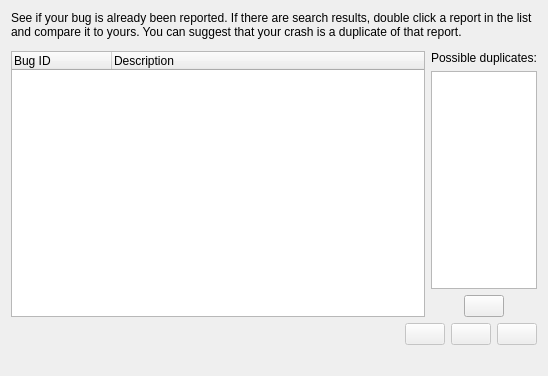
KDE/kde-runtime, file drkonqi/ui/assistantpage_bugzilla_duplicates.ui: the form before one commit.
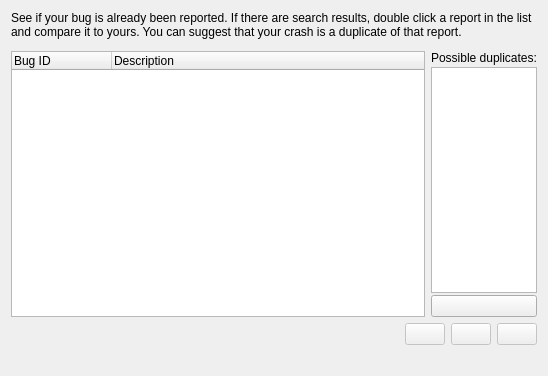
The form after the commit. Custom widgets are drawn as their Qt base class.

Commit message: - Improve the behaviour of the "Remove" button of the Pre-selected possible duplicates list

The edit to the form file:
```diff
--- a/drkonqi/ui/assistantpage_bugzilla_duplicates.ui
+++ b/drkonqi/ui/assistantpage_bugzilla_duplicates.ui
@@ -51,6 +51,9 @@
      </item>
      <item>
       <layout class="QVBoxLayout" name="verticalLayout">
+       <property name="spacing">
+        <number>2</number>
+       </property>
        <item>
         <widget class="QLabel" name="m_selectedPossibleDuplicatesLabel">
          <property name="text">
@@ -82,6 +85,9 @@
        </item>
        <item>
         <layout class="QHBoxLayout" name="horizontalLayout_3">
+         <property name="spacing">
+          <number>2</number>
+         </property>
          <item>
           <spacer name="horizontalSpacer_2">
            <property name="orientation">
@@ -99,14 +105,7 @@
           </spacer>
          </item>
          <item>
-          <widget class="QPushButton" name="m_removeSelectedDuplicateButton">
-           <property name="sizePolicy">
-            <sizepolicy hsizetype="Maximum" vsizetype="Fixed">
-             <horstretch>0</horstretch>
-             <verstretch>0</verstretch>
-            </sizepolicy>
-           </property>
-          </widget>
+          <widget class="KPushButton" name="m_removeSelectedDuplicateButton"/>
          </item>
         </layout>
        </item>
```
The commit also changes 2 other files.
